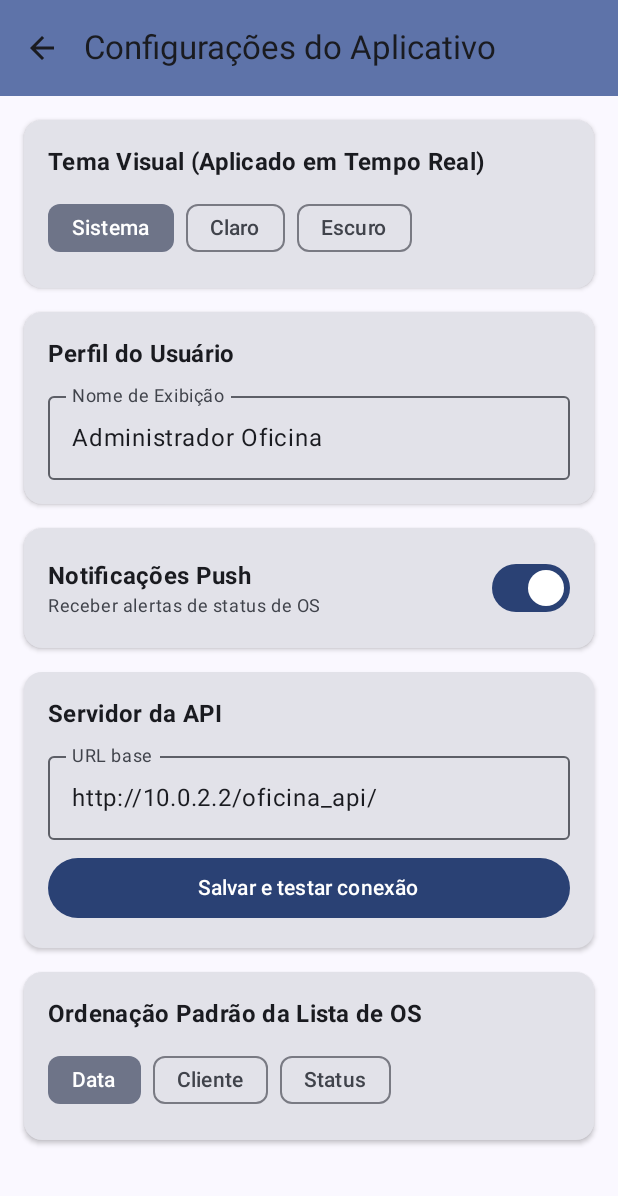
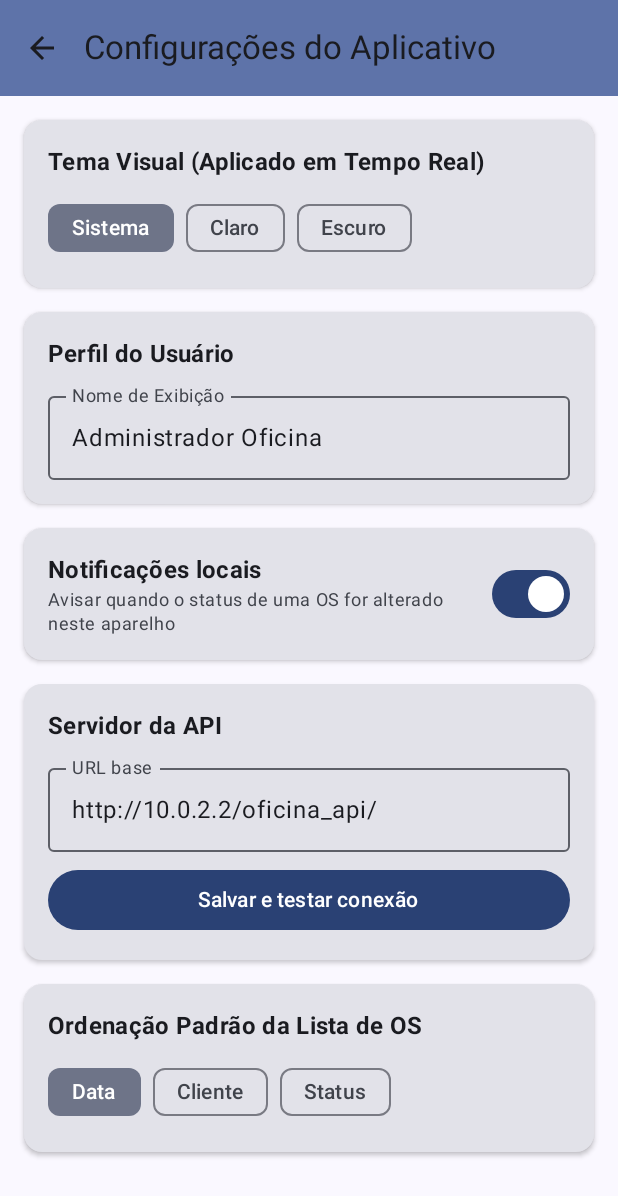
Before and after one commit to Machado143/edi-, an Android app built with Jetpack Compose: the screen it shows after launch (MainActivity), after a tap on "Configurar Servidor REST (DataStore)", on a phone screen of 412 x 824 dp. Shown: the top 1196 px of the screen. Run offline under Robolectric (Android 15) with nearby library versions, the phone set to English and light mode, and no system bars; network calls fail; 1 other tap on this screen came first.

Commit message:
9° commit

```diff
--- a/app/src/main/AndroidManifest.xml
+++ b/app/src/main/AndroidManifest.xml
@@ -4,6 +4,7 @@
 
     <uses-permission android:name="android.permission.INTERNET" />
     <uses-permission android:name="android.permission.ACCESS_NETWORK_STATE" />
+    <uses-permission android:name="android.permission.POST_NOTIFICATIONS" />
 
     <application
         android:name="com.exemplo.oficina.OficinaApplication"
--- a/app/src/main/java/com/exemplo/oficina/MainActivity.kt
+++ b/app/src/main/java/com/exemplo/oficina/MainActivity.kt
@@ -1,23 +1,43 @@
 package com.exemplo.oficina
 
+import android.Manifest
+import android.content.pm.PackageManager
+import android.os.Build
 import android.os.Bundle
 import androidx.activity.ComponentActivity
 import androidx.activity.compose.setContent
 import androidx.activity.enableEdgeToEdge
+import androidx.activity.result.contract.ActivityResultContracts
+import androidx.compose.foundation.isSystemInDarkTheme
 import androidx.compose.foundation.layout.fillMaxSize
 import androidx.compose.material3.MaterialTheme
 import androidx.compose.material3.Surface
-import androidx.compose.foundation.isSystemInDarkTheme
 import androidx.compose.runtime.collectAsState
 import androidx.compose.runtime.getValue
 import androidx.compose.ui.Modifier
+import androidx.core.content.ContextCompat
 import com.exemplo.oficina.ui.navigation.AppNavigation
 import com.exemplo.oficina.ui.theme.TrabalhoEdivaldoTheme
 
 class MainActivity : ComponentActivity() {
+
+    private val requestPermissionLauncher = registerForActivityResult(
+        ActivityResultContracts.RequestPermission()
+    ) { _ -> }
+
     override fun onCreate(savedInstanceState: Bundle?) {
         super.onCreate(savedInstanceState)
         enableEdgeToEdge()
+
+        if (Build.VERSION.SDK_INT >= Build.VERSION_CODES.TIRAMISU) {
+            if (ContextCompat.checkSelfPermission(
+                    this,
+                    Manifest.permission.POST_NOTIFICATIONS
+                ) != PackageManager.PERMISSION_GRANTED
+            ) {
+                requestPermissionLauncher.launch(Manifest.permission.POST_NOTIFICATIONS)
+            }
+        }
 
         val appContainer = (application as OficinaApplication).container
 
--- a/app/src/main/java/com/exemplo/oficina/di/AppContainer.kt
+++ b/app/src/main/java/com/exemplo/oficina/di/AppContainer.kt
@@ -19,6 +19,7 @@ import com.exemplo.oficina.ui.viewmodel.OrdemServicoViewModel
 import com.exemplo.oficina.ui.viewmodel.ServicoViewModel
 import com.exemplo.oficina.ui.viewmodel.SettingsViewModel
 import com.exemplo.oficina.ui.viewmodel.VeiculoViewModel
+import com.exemplo.oficina.ui.util.NotificationHelper
 import okhttp3.OkHttpClient
 import okhttp3.logging.HttpLoggingInterceptor
 import retrofit2.Retrofit
@@ -40,6 +41,7 @@ interface AppContainer {
     val ordemServicoRepository: OrdemServicoRepository
     val authRepository: AuthRepository
     val dashboardRepository: DashboardRepository
+    val notificationHelper: NotificationHelper
     val apiService: ApiService
     val sessionExpiredEvents: SharedFlow<String>
     fun recreateApiService(baseUrl: String)
@@ -53,6 +55,10 @@ class DefaultAppContainer(private val context: Context) : AppContainer {
 
     override val settingsRepository: SettingsRepository by lazy {
         SettingsRepository(context)
+    }
+
+    override val notificationHelper: NotificationHelper by lazy {
+        NotificationHelper(context, settingsRepository)
     }
 
     override val sessionExpiredEvents: SharedFlow<String> = SessionEventBus.sessionExpired
@@ -176,7 +182,8 @@ class ViewModelFactory(
                     container.veiculoRepository,
                     container.clienteRepository,
                     container.servicoRepository,
-                    container.settingsRepository
+                    container.settingsRepository,
+                    container.notificationHelper
                 ) as T
             }
             else -> throw IllegalArgumentException("ViewModel desconhecido: ${modelClass.name}")
--- a/app/src/main/java/com/exemplo/oficina/ui/screens/SettingsScreen.kt
+++ b/app/src/main/java/com/exemplo/oficina/ui/screens/SettingsScreen.kt
@@ -132,8 +132,8 @@ fun SettingsScreen(
                     verticalAlignment = Alignment.CenterVertically
                 ) {
                     Column(modifier = Modifier.weight(1f)) {
-                        Text("Notificações Push", fontWeight = FontWeight.Bold, style = MaterialTheme.typography.titleMedium)
-                        Text("Receber alertas de status de OS", style = MaterialTheme.typography.bodySmall, color = MaterialTheme.colorScheme.onSurfaceVariant)
+                        Text("Notificações locais", fontWeight = FontWeight.Bold, style = MaterialTheme.typography.titleMedium)
+                        Text("Avisar quando o status de uma OS for alterado neste aparelho", style = MaterialTheme.typography.bodySmall, color = MaterialTheme.colorScheme.onSurfaceVariant)
                     }
                     Switch(
                         checked = state.notificationsEnabled,
--- /dev/null
+++ b/app/src/main/res/drawable/ic_stat_os.xml
@@ -0,0 +1,9 @@
+<vector xmlns:android="http://schemas.android.com/apk/res/android"
+    android:width="24dp"
+    android:height="24dp"
+    android:viewportWidth="24"
+    android:viewportHeight="24">
+    <path
+        android:fillColor="#FFFFFFFF"
+        android:pathData="M12,22c1.1,0 2,-0.9 2,-2h-4c0,1.1 0.89,2 2,2zM18,16v-5c0,-3.07 -1.64,-5.64 -4.5,-6.32V4c0,-0.83 -0.67,-1.5 -1.5,-1.5s-1.5,0.67 -1.5,1.5v0.68C7.63,5.36 6,7.92 6,11v5l-2,2v1h16v-1l-2,-2z" />
+</vector>
```
Also changed, not shown: app/src/main/java/com/exemplo/oficina/ui/util/NotificationHelper.kt (added, +76 -0 lines), app/src/main/java/com/exemplo/oficina/ui/viewmodel/OrdemServicoViewModel.kt (+17 -2 lines).
